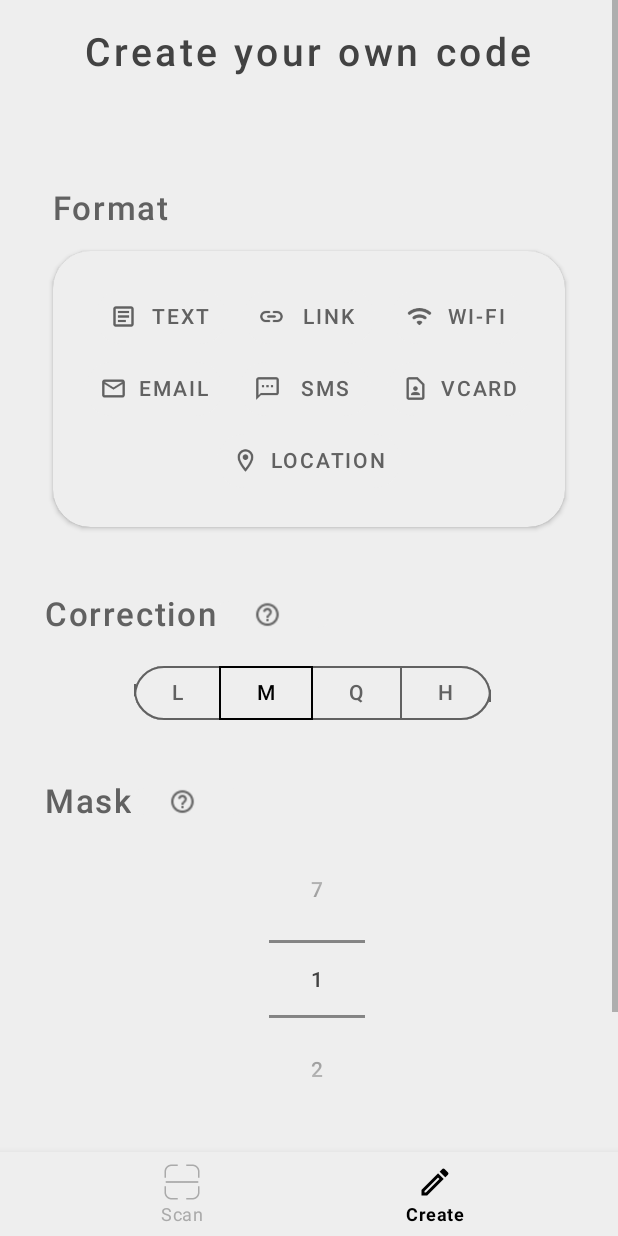
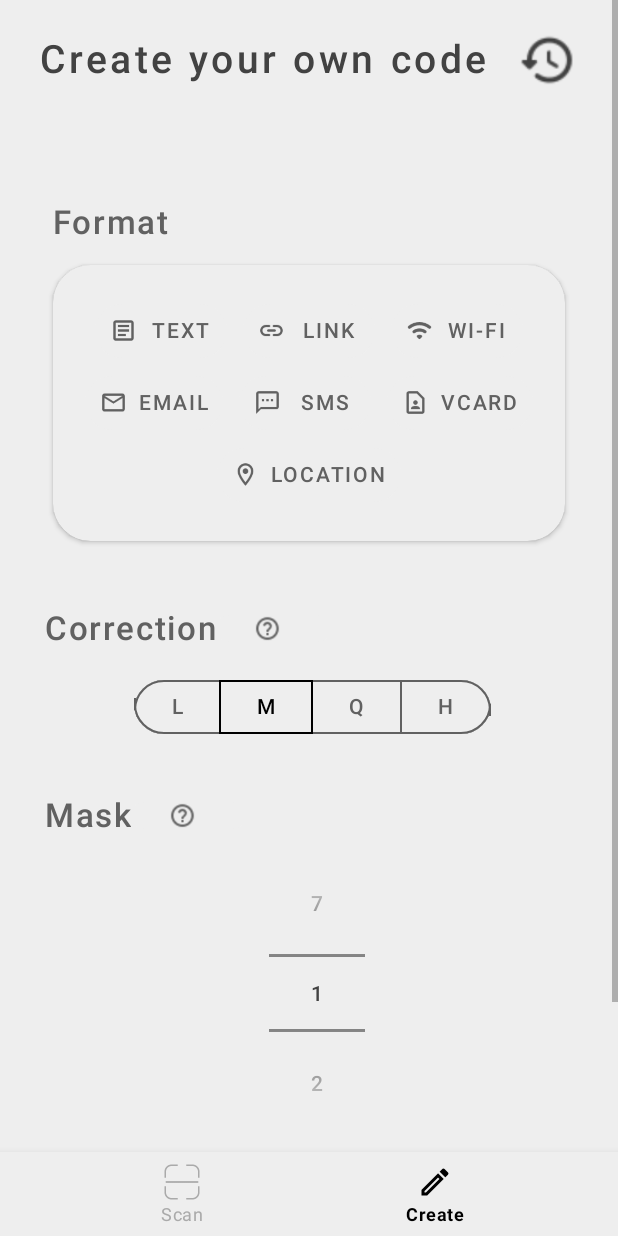
Before and after one commit to Codemitry/QRing, an Android app: the screen it shows after launch (MainActivity), item 2 of the bottom bar chosen, on a phone screen of 412 x 824 dp. Run offline under Robolectric (Android 15) with nearby library versions, the phone set to English and light mode, and no system bars; our stand-ins replace FlexboxLayout; 4 statements that could not run were skipped.

Commit message:
History showing from CreateQRFragment
kotlin jvm 1.6 -> jvm 1.8

```diff
--- a/app/build.gradle
+++ b/app/build.gradle
@@ -4,6 +4,10 @@ apply plugin: 'kotlin-android'
 android {
     compileSdkVersion 30
     buildToolsVersion "30.0.3"
+
+    kotlinOptions {
+        jvmTarget = 1.8
+    }
 
     defaultConfig {
         applicationId "com.codemitry.scanme"
@@ -53,6 +57,7 @@ dependencies {
 
     // view model
     implementation "androidx.lifecycle:lifecycle-viewmodel-ktx:2.2.0"
+    implementation 'androidx.fragment:fragment-ktx:1.3.0-rc01'
 
     implementation 'com.google.android:flexbox:0.1.3'
 
--- a/app/src/main/java/com/codemitry/scanme/ui/HistoryFragment.kt
+++ b/app/src/main/java/com/codemitry/scanme/ui/HistoryFragment.kt
@@ -4,7 +4,7 @@ import android.os.Bundle
 import android.view.LayoutInflater
 import android.view.View
 import android.view.ViewGroup
-import android.widget.Button
+import android.widget.ImageButton
 import androidx.fragment.app.Fragment
 import androidx.lifecycle.ViewModelProvider
 import androidx.recyclerview.widget.LinearLayoutManager
@@ -28,15 +28,15 @@ class HistoryFragment : Fragment() {
     override fun onViewCreated(view: View, savedInstanceState: Bundle?) {
         super.onViewCreated(view, savedInstanceState)
 
+        historyActionsManager = ViewModelProvider(requireActivity()).get(HistoryActionsManager::class.java)
+
         recycler = view.findViewById(R.id.historyList)
 
         initRecycler()
 
-        view.findViewById<Button>(R.id.back).setOnClickListener() {
+        view.findViewById<ImageButton>(R.id.back).setOnClickListener {
             activity?.onBackPressed()
         }
-
-        historyActionsManager = ViewModelProvider(requireActivity()).get(HistoryActionsManager::class.java)
     }
 
     private fun initRecycler() {
@@ -50,11 +50,12 @@ class HistoryFragment : Fragment() {
                 HistoryAction.Actions.CREATE -> TODO()
             }
         }
+        recycler?.adapter = adapter
     }
 
     private fun startBarcodeResultFragment(barcode: com.codemitry.scanme.barcode.Barcode) {
-        val barcodeResultFragment = BarcodeResultFragment(barcode);
+        val barcodeResultFragment = BarcodeResultFragment(barcode)
 
-        barcodeResultFragment.show(requireFragmentManager(), BarcodeResultFragment::class.simpleName);
+        barcodeResultFragment.show(parentFragmentManager, BarcodeResultFragment::class.simpleName)
     }
 }
--- a/app/src/main/java/com/codemitry/scanme/ui/MainActivity.kt
+++ b/app/src/main/java/com/codemitry/scanme/ui/MainActivity.kt
@@ -3,9 +3,9 @@ package com.codemitry.scanme.ui
 import android.os.Bundle
 import android.view.View
 import android.view.animation.AccelerateDecelerateInterpolator
+import androidx.activity.viewModels
 import androidx.appcompat.app.AppCompatActivity
 import androidx.appcompat.widget.TooltipCompat
-import androidx.lifecycle.ViewModelProvider
 import com.codemitry.scanme.OnHistoryClickListener
 import com.codemitry.scanme.R
 import com.codemitry.scanme.history.HistoryActionsManager
@@ -25,8 +25,6 @@ class MainActivity : AppCompatActivity(), OnHistoryClickListener {
     override fun onCreate(savedInstanceState: Bundle?) {
         super.onCreate(savedInstanceState)
         setContentView(R.layout.activity_main)
-
-        println("here")
 
         bottomNavigationView = findViewById(R.id.bottomNavigation)
 
@@ -49,7 +47,7 @@ class MainActivity : AppCompatActivity(), OnHistoryClickListener {
             if (savedInstanceState == null)
                 showDefaultFragment()
 
-            val historyActionsManager = ViewModelProvider(this).get(HistoryActionsManager::class.java)
+            val historyActionsManager: HistoryActionsManager by viewModels()
             historyActionsManager.setPath(filesDir)
         }
     }
--- a/app/src/main/java/com/codemitry/scanme/ui/create/CreateQRFragment.kt
+++ b/app/src/main/java/com/codemitry/scanme/ui/create/CreateQRFragment.kt
@@ -6,6 +6,7 @@ import android.view.LayoutInflater
 import android.view.View
 import android.view.ViewGroup
 import android.widget.Button
+import android.widget.ImageButton
 import androidx.fragment.app.Fragment
 import androidx.lifecycle.ViewModelProvider
 import com.codemitry.qr_code_generator_lib.qrcode.Barcode
@@ -34,6 +35,8 @@ class CreateQRFragment : Fragment() {
 
     private var historyActionsManager: HistoryActionsManager? = null
 
+    private var onHistoryClickListener: OnHistoryClickListener? = null
+
     override fun onCreateView(inflater: LayoutInflater, container: ViewGroup?, savedInstanceState: Bundle?): View? {
         return inflater.inflate(R.layout.fragment_create_qr, container, false)
     }
@@ -43,12 +46,19 @@ class CreateQRFragment : Fragment() {
 
         container = view.findViewById(R.id.createCodeContainer)
 
-        showFormatFragment()
-        showCorrectionFragment()
-        showMaskFragment()
+
+        if (childFragmentManager.findFragmentByTag(FormatFragment::class.simpleName) == null)
+            showFormatFragment()
+        if (childFragmentManager.findFragmentByTag(ErrorCorrectionFragment::class.simpleName) == null)
+            showCorrectionFragment()
+        if (childFragmentManager.findFragmentByTag(MaskFragment::class.simpleName) == null)
+            showMaskFragment()
+
+        view.findViewById<ImageButton>(R.id.history).setOnClickListener {
+            onHistoryClickListener?.onHistoryClick()
+        }
 
         historyActionsManager = ViewModelProvider(requireActivity()).get(HistoryActionsManager::class.java)
-
 
         createQRCodeButton = view.findViewById(R.id.create_button)
         createQRCodeButton?.setOnClickListener {
@@ -61,21 +71,21 @@ class CreateQRFragment : Fragment() {
         if (formatFragment == null)
             formatFragment = FormatFragment(::onChangeFormatInputValidity)
 
-        fragmentManager?.beginTransaction()
-                ?.add(container.id, formatFragment!!, FormatFragment::class.simpleName)
-                ?.commit()
+        childFragmentManager.beginTransaction()
+                .add(container.id, formatFragment!!, FormatFragment::class.simpleName)
+                .commit()
     }
 
     private fun showCorrectionFragment() {
-        fragmentManager?.beginTransaction()
-                ?.add(container.id, ErrorCorrectionFragment(::onCorrectionChosen), ErrorCorrectionFragment::class.simpleName)
-                ?.commit()
+        childFragmentManager.beginTransaction()
+                .add(container.id, ErrorCorrectionFragment(::onCorrectionChosen), ErrorCorrectionFragment::class.simpleName)
+                .commit()
     }
 
     private fun showMaskFragment() {
-        fragmentManager?.beginTransaction()
-                ?.add(container.id, MaskFragment(::onMaskChosen), MaskFragment::class.simpleName)
-                ?.commit()
+        childFragmentManager.beginTransaction()
+                .add(container.id, MaskFragment(::onMaskChosen), MaskFragment::class.simpleName)
+                .commit()
     }
 
     private fun createQRCode(): Bitmap {
@@ -87,7 +97,7 @@ class CreateQRFragment : Fragment() {
     }
 
     private fun showQRCode(qr: Bitmap) {
-        GeneratedQRCodeFragment(qr).show(requireFragmentManager(), GeneratedQRCodeFragment::class.simpleName)
+        GeneratedQRCodeFragment(qr).show(parentFragmentManager, GeneratedQRCodeFragment::class.simpleName)
     }
 
 
@@ -113,7 +123,7 @@ class CreateQRFragment : Fragment() {
     }
 
     fun setOnHistoryClickListener(listener: OnHistoryClickListener) {
-//        this.onHistoryClickListener = listener
+        this.onHistoryClickListener = listener
     }
 
     private fun addActionToHistory() {
--- a/app/src/main/java/com/codemitry/scanme/ui/create/FormatFragment.kt
+++ b/app/src/main/java/com/codemitry/scanme/ui/create/FormatFragment.kt
@@ -45,6 +45,12 @@ class FormatFragment(private val onChangeValidityInput: (isInputValid: Boolean)
         return inflater.inflate(R.layout.fragment_format, container, false)
     }
 
+    override fun onPause() {
+        super.onPause()
+
+        data = getData()
+    }
+
     override fun onViewCreated(view: View, savedInstanceState: Bundle?) {
         super.onViewCreated(view, savedInstanceState)
 
@@ -72,7 +78,8 @@ class FormatFragment(private val onChangeValidityInput: (isInputValid: Boolean)
             showDataCard(format!!); BarcodeDataAdapter.fillLayout(data!!, dataCard)
             showClearFormatButton()
         } else if (format != null) {
-            showFormatCard()
+            hideFormatCard { showDataCard(format!!) }
+            showClearFormatButton()
         }
     }
 
--- a/app/src/main/java/com/codemitry/scanme/ui/scan/ScanQRFragment.java
+++ b/app/src/main/java/com/codemitry/scanme/ui/scan/ScanQRFragment.java
@@ -139,6 +139,7 @@ public class ScanQRFragment extends Fragment implements BarcodeAnalyzer.OnChange
             Intent intent = new Intent();
             intent.setType("image/*");
             intent.setAction(Intent.ACTION_GET_CONTENT);
+
             startActivityForResult(Intent.createChooser(intent, "Select Picture"), REQUEST_PICK_IMAGE);
         });
     }
--- a/app/src/main/res/layout/fragment_create_qr.xml
+++ b/app/src/main/res/layout/fragment_create_qr.xml
@@ -14,8 +14,6 @@
 
         android:layout_width="match_parent"
         android:layout_height="wrap_content"
-        android:layout_marginHorizontal="30dp"
-
         android:animateLayoutChanges="true"
         android:orientation="vertical"
 
@@ -26,16 +24,44 @@
         tools:context=".ui.create.CreateQRFragment">
 
 
+        <LinearLayout
+            android:layout_width="match_parent"
+            android:layout_height="wrap_content"
+            android:layout_marginTop="20dp"
+            android:gravity="center"
+            android:orientation="horizontal">
+
             <TextView
+
                 style="@style/Text.TitleText"
                 android:layout_width="wrap_content"
                 android:layout_height="wrap_content"
                 android:layout_gravity="center"
 
-            android:layout_marginTop="20dp"
 
                 android:text="@string/create_own_code"
                 android:textIsSelectable="false" />
+
+            <ImageButton
+                android:id="@+id/history"
+                android:layout_width="40dp"
+                android:layout_height="40dp"
+
+                android:layout_marginStart="20dp"
+                android:background="?selectableItemBackground"
+                android:scaleType="fitXY"
+
+                android:src="@drawable/history"
+                android:tint="@color/gray_800" />
+        </LinearLayout>
+
+
+        <LinearLayout
+            android:layout_width="match_parent"
+            android:layout_height="wrap_content"
+            android:layout_marginHorizontal="30dp"
+
+            android:orientation="vertical">
 
 
             <LinearLayout
@@ -59,5 +85,7 @@
 
                 android:text="@string/create" />
         </LinearLayout>
+    </LinearLayout>
+
 
 </ScrollView>
```
Lines whose indentation alone changed are shown as unchanged.
